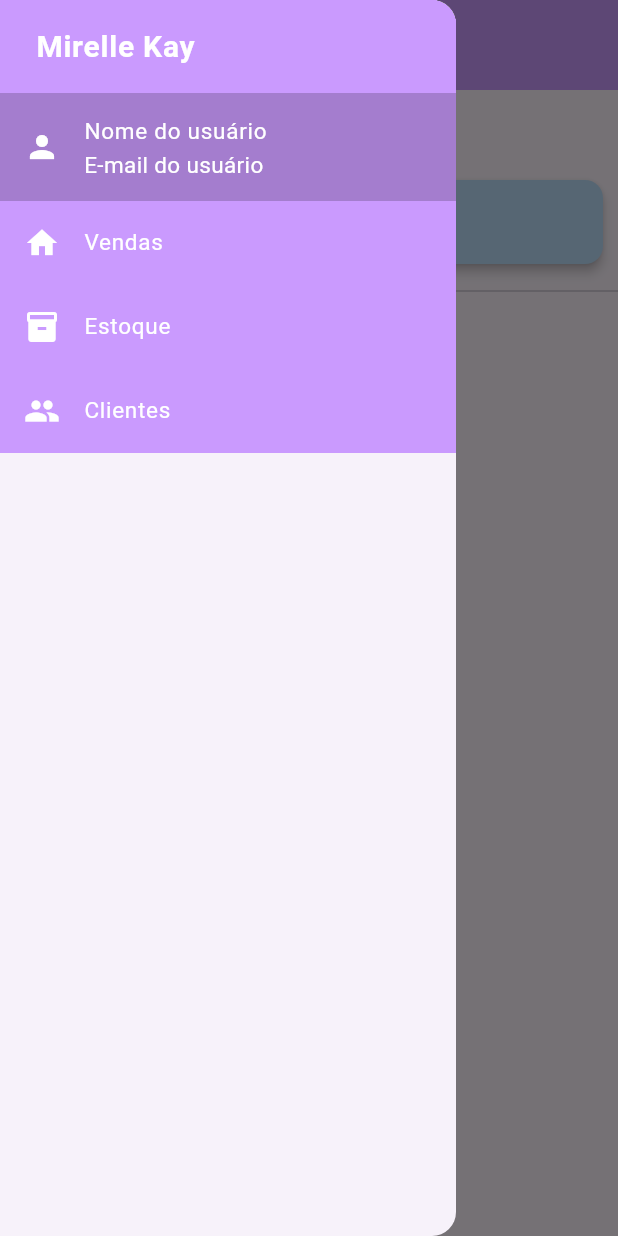
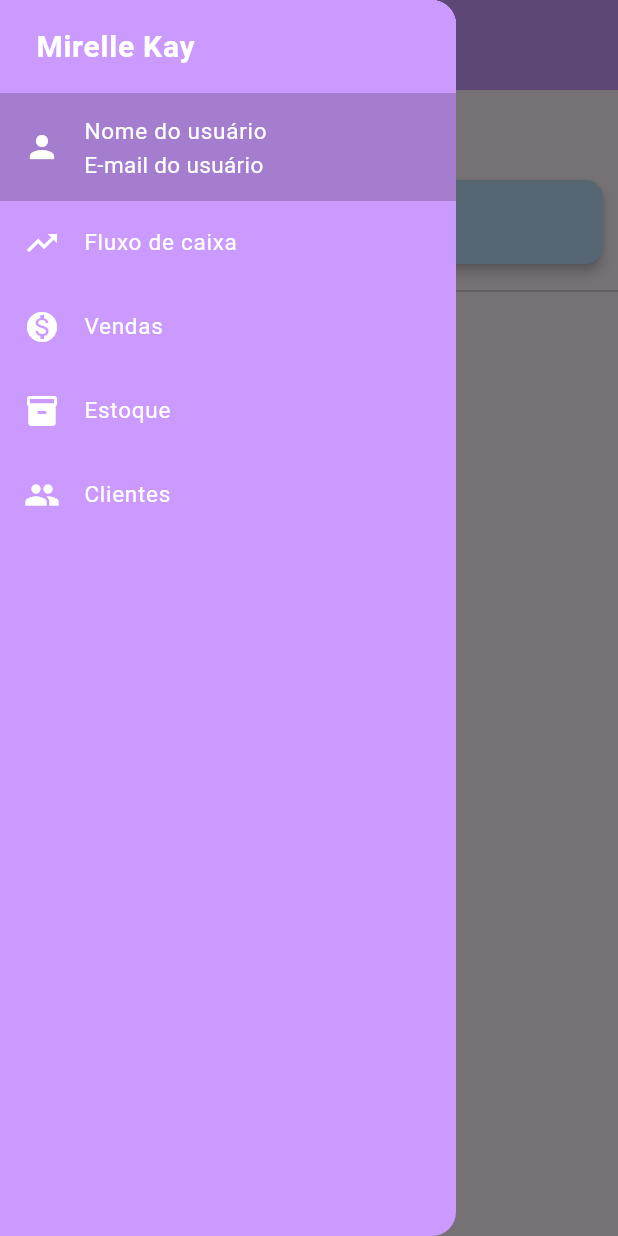
Before and after one commit to davifelipef/mirelle_kay, a Flutter app: the screen it shows after launch, in the side drawer, after a tap on "Mirelle Kay", on a phone screen of 412 x 824 dp. Run offline on Flutter 3.47's test engine with Material 3 defaults, Android fonts, the phone set to English and light mode, and no system bars; our stand-ins replace google_fonts, hive_flutter; accounts and stored records are empty.

Commit message:
feat: created a global variable to update the screen title

```diff
--- a/lib/screens/home_screen.dart
+++ b/lib/screens/home_screen.dart
@@ -16,6 +16,7 @@ class _HomePageState extends State<HomePage> {
   @override
   void initState() {
     super.initState();
+    updatePageTitle("Fluxo de caixa");
   }
 
   @override
--- a/lib/utils/config.dart
+++ b/lib/utils/config.dart
@@ -23,7 +23,7 @@ late DateTime initialDate;
 late String formattedDate;
 
 // Page navigation variables
-String appBarTitle = "Vendas";
+String pageTitle = "";
 late PageController pageController; // Declares the page controller variable
 const initialPage = 1200; // Sets initial page as 1200
 
--- a/lib/utils/helpers.dart
+++ b/lib/utils/helpers.dart
@@ -3,10 +3,8 @@ import 'package:flutter/material.dart';
 import 'dart:async';
 import 'package:intl/intl.dart';
 
-// Helper functions that updates the app bar text based on the screen opened
-updateTitle(String newTitle) {
-  appBarTitle = newTitle;
-  return appBarTitle;
+void updatePageTitle(String title) {
+  pageTitle = title;
 }
 
 // Helper function that updates the current date by calculating the new date based on the index
--- a/lib/widgets/app_bar.dart
+++ b/lib/widgets/app_bar.dart
@@ -3,10 +3,6 @@ import 'package:mirelle_kay/utils/config.dart';
 
 class AppBarDesign extends StatelessWidget implements PreferredSizeWidget {
   const AppBarDesign({super.key});
-
-  final defaultIconTheme =
-      const IconThemeData(color: Color.fromARGB(235, 255, 255, 255));
-  final appBarBackground = const Color.fromRGBO(202, 154, 254, 1);
 
   @override
   Size get preferredSize => const Size.fromHeight(60);
@@ -14,9 +10,9 @@ class AppBarDesign extends StatelessWidget implements PreferredSizeWidget {
   @override
   Widget build(BuildContext context) {
     return AppBar(
-      title: const Text(
-        "Vendas",
-        style: TextStyle(
+      title: Text(
+        pageTitle,
+        style: const TextStyle(
           fontSize: 20,
           color: whiteColor,
           fontWeight: FontWeight.bold,
@@ -24,7 +20,7 @@ class AppBarDesign extends StatelessWidget implements PreferredSizeWidget {
       ),
       centerTitle: true,
       iconTheme: defaultIconTheme,
-      backgroundColor: appBarBackground,
+      backgroundColor: mainColor,
     );
   }
 }
--- a/lib/widgets/drawer.dart
+++ b/lib/widgets/drawer.dart
@@ -7,6 +7,7 @@ class MyDrawer extends StatelessWidget {
   @override
   Widget build(BuildContext context) {
     return Drawer(
+        backgroundColor: mainColor,
         child: ListView(padding: EdgeInsets.zero, children: [
           ListTile(
             title: const Padding(
@@ -20,10 +21,7 @@ class MyDrawer extends StatelessWidget {
                 ),
               ),
             ),
-        tileColor: mainColor, // Custom background color
-        /*shape: RoundedRectangleBorder(
-          borderRadius: BorderRadius.circular(10.0),
-        ),*/
+            tileColor: mainColor,
             onTap: () {
               // Handle user profile tap
             },
@@ -47,17 +45,31 @@ class MyDrawer extends StatelessWidget {
                 color: whiteColor,
               ),
             ),
-        tileColor: secondColor, // Custom background color
-        /*shape: RoundedRectangleBorder(
-          borderRadius: BorderRadius.circular(10.0),
-        ),*/
+            tileColor: secondColor,
             onTap: () {
               // Handle user profile tap
             },
           ),
           ListTile(
             leading: const Icon(
-          Icons.home,
+              Icons.trending_up,
+              color: whiteColor,
+            ),
+            title: const Text(
+              'Fluxo de caixa',
+              style: TextStyle(
+                fontSize: 15,
+                color: whiteColor,
+              ),
+            ),
+            tileColor: mainColor,
+            onTap: () {
+              // Handle user profile tap
+            },
+          ),
+          ListTile(
+            leading: const Icon(
+              Icons.monetization_on,
               color: whiteColor,
             ),
             title: const Text(
```
Lines whose indentation alone changed are shown as unchanged.
